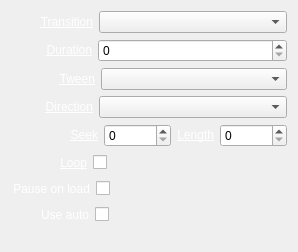
Above: trunk/Widgets/Inspector/InspectorMediaWidget.ui from cambell-prince/casparcg-client before the change. Below: the same form after it.
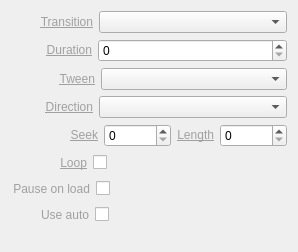
That is the form after the change.

Commit message: - FIX: Can not seeking in media if the length is zero. - NEW: Added support for recording with separated alpha in CasparCG 2.0.4.

```diff
--- a/trunk/Widgets/Inspector/InspectorMediaWidget.ui
+++ b/trunk/Widgets/Inspector/InspectorMediaWidget.ui
@@ -38,7 +38,7 @@
      <item>
       <widget class="QLabel" name="labelTransition">
        <property name="text">
-        <string>&lt;a href=&quot;Transition&quot; style=&quot;color: white;&quot;&gt;Transition&lt;/a&gt;</string>
+        <string>&lt;a href=&quot;Transition&quot; style=&quot;color: #A0A0A0;&quot;&gt;Transition&lt;/a&gt;</string>
        </property>
        <property name="alignment">
         <set>Qt::AlignRight|Qt::AlignTrailing|Qt::AlignVCenter</set>
@@ -78,7 +78,7 @@
      <item>
       <widget class="QLabel" name="labelDuration">
        <property name="text">
-        <string>&lt;a href=&quot;Duration&quot; style=&quot;color: white;&quot;&gt;Duration&lt;/a&gt;</string>
+        <string>&lt;a href=&quot;Duration&quot; style=&quot;color: #A0A0A0;&quot;&gt;Duration&lt;/a&gt;</string>
        </property>
        <property name="alignment">
         <set>Qt::AlignRight|Qt::AlignTrailing|Qt::AlignVCenter</set>
@@ -121,7 +121,7 @@
      <item>
       <widget class="QLabel" name="labelTween">
        <property name="text">
-        <string>&lt;a href=&quot;Tween&quot; style=&quot;color: white;&quot;&gt;Tween&lt;/a&gt;</string>
+        <string>&lt;a href=&quot;Tween&quot; style=&quot;color: #A0A0A0;&quot;&gt;Tween&lt;/a&gt;</string>
        </property>
        <property name="alignment">
         <set>Qt::AlignRight|Qt::AlignTrailing|Qt::AlignVCenter</set>
@@ -161,7 +161,7 @@
      <item>
       <widget class="QLabel" name="labelDirection">
        <property name="text">
-        <string>&lt;a href=&quot;Direction&quot; style=&quot;color: white;&quot;&gt;Direction&lt;/a&gt;</string>
+        <string>&lt;a href=&quot;Direction&quot; style=&quot;color: #A0A0A0;&quot;&gt;Direction&lt;/a&gt;</string>
        </property>
        <property name="alignment">
         <set>Qt::AlignRight|Qt::AlignTrailing|Qt::AlignVCenter</set>
@@ -201,7 +201,7 @@
      <item>
       <widget class="QLabel" name="labelSeek">
        <property name="text">
-        <string>&lt;a href=&quot;Seek&quot; style=&quot;color: white;&quot;&gt;Seek&lt;/a&gt;</string>
+        <string>&lt;a href=&quot;Seek&quot; style=&quot;color: #A0A0A0;&quot;&gt;Seek&lt;/a&gt;</string>
        </property>
        <property name="alignment">
         <set>Qt::AlignRight|Qt::AlignTrailing|Qt::AlignVCenter</set>
@@ -224,7 +224,7 @@
      <item>
       <widget class="QLabel" name="labelLength">
        <property name="text">
-        <string>&lt;a href=&quot;Length&quot; style=&quot;color: white;&quot;&gt;Length&lt;/a&gt;</string>
+        <string>&lt;a href=&quot;Length&quot; style=&quot;color: #A0A0A0;&quot;&gt;Length&lt;/a&gt;</string>
        </property>
        <property name="alignment">
         <set>Qt::AlignRight|Qt::AlignTrailing|Qt::AlignVCenter</set>
@@ -267,7 +267,7 @@
      <item>
       <widget class="QLabel" name="labelLoop">
        <property name="text">
-        <string>&lt;a href=&quot;Loop&quot; style=&quot;color: white;&quot;&gt;Loop&lt;/a&gt;</string>
+        <string>&lt;a href=&quot;Loop&quot; style=&quot;color: #A0A0A0;&quot;&gt;Loop&lt;/a&gt;</string>
        </property>
        <property name="alignment">
         <set>Qt::AlignRight|Qt::AlignTrailing|Qt::AlignVCenter</set>
@@ -320,7 +320,7 @@
      <item>
       <widget class="QLabel" name="labelPauseOnLoad">
        <property name="text">
-        <string>&lt;a href=&quot;Pause on load&quot; style=&quot;color: white;&quot;&gt;Pause on load&lt;/a&gt;</string>
+        <string>&lt;a href=&quot;Pause on load&quot; style=&quot;color: #A0A0A0;&quot;&gt;Pause on load&lt;/a&gt;</string>
        </property>
        <property name="alignment">
         <set>Qt::AlignRight|Qt::AlignTrailing|Qt::AlignVCenter</set>
@@ -373,7 +373,7 @@
      <item>
       <widget class="QLabel" name="labelUseAuto">
        <property name="text">
-        <string>&lt;a href=&quot;Use auto&quot; style=&quot;color: white;&quot;&gt;Use auto&lt;/a&gt;</string>
+        <string>&lt;a href=&quot;Use auto&quot; style=&quot;color: #A0A0A0;&quot;&gt;Use auto&lt;/a&gt;</string>
        </property>
        <property name="alignment">
         <set>Qt::AlignRight|Qt::AlignTrailing|Qt::AlignVCenter</set>
```
The commit also changes 32 other files.
